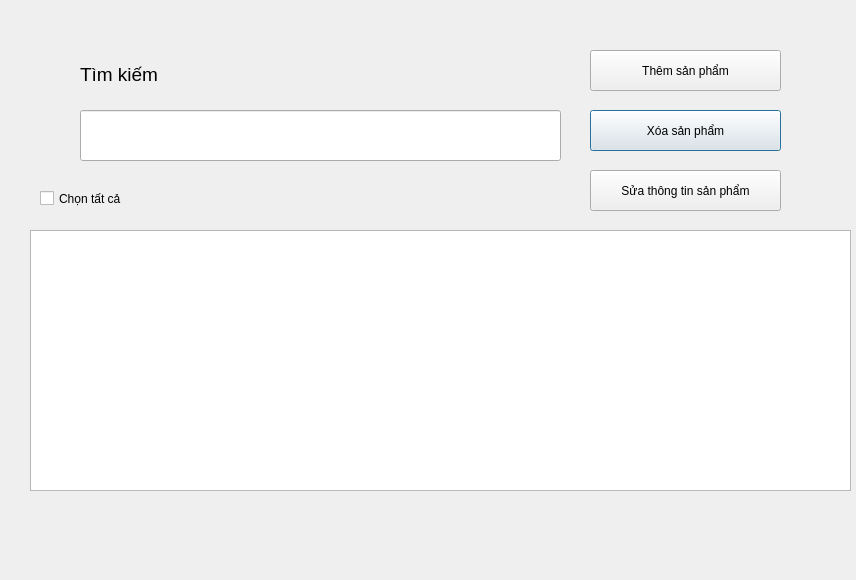
suofujita/nekolibro, file categorieswindow.ui: the form before one commit.
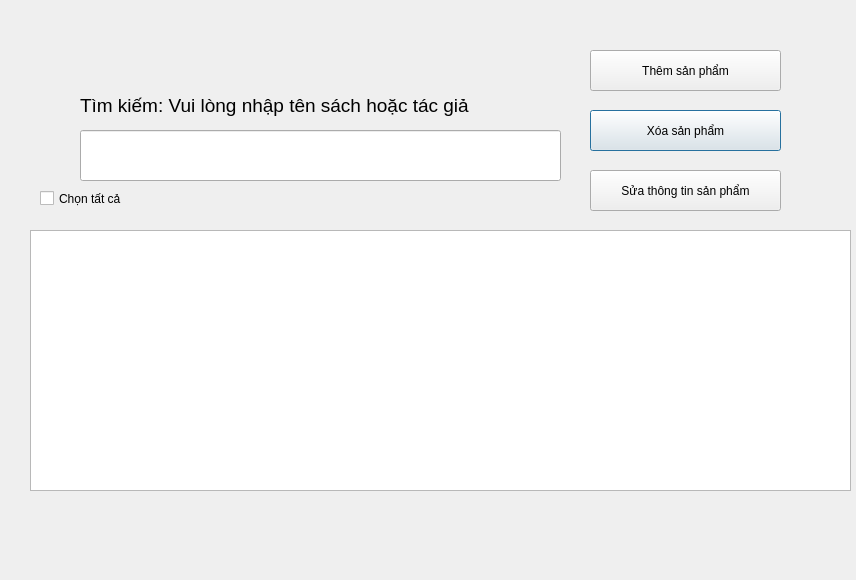
The form after the commit. The open tabs and pages were chosen to show the change. Icons and pictures are not drawn.

```diff
--- a/categorieswindow.ui
+++ b/categorieswindow.ui
@@ -30,9 +30,9 @@
      <property name="geometry">
       <rect>
        <x>70</x>
-       <y>49</y>
-       <width>151</width>
-       <height>31</height>
+       <y>70</y>
+       <width>481</width>
+       <height>51</height>
       </rect>
      </property>
      <property name="font">
@@ -41,7 +41,7 @@
       </font>
      </property>
      <property name="text">
-      <string>Tìm kiếm</string>
+      <string>Tìm kiếm: Vui lòng nhập tên sách hoặc tác giả</string>
      </property>
     </widget>
     <widget class="QPushButton" name="remove_book">
@@ -74,7 +74,7 @@
      <property name="geometry">
       <rect>
        <x>70</x>
-       <y>100</y>
+       <y>120</y>
        <width>481</width>
        <height>51</height>
       </rect>
```
Left out of the diff: 2 changed lines with no effect on the pictures.
